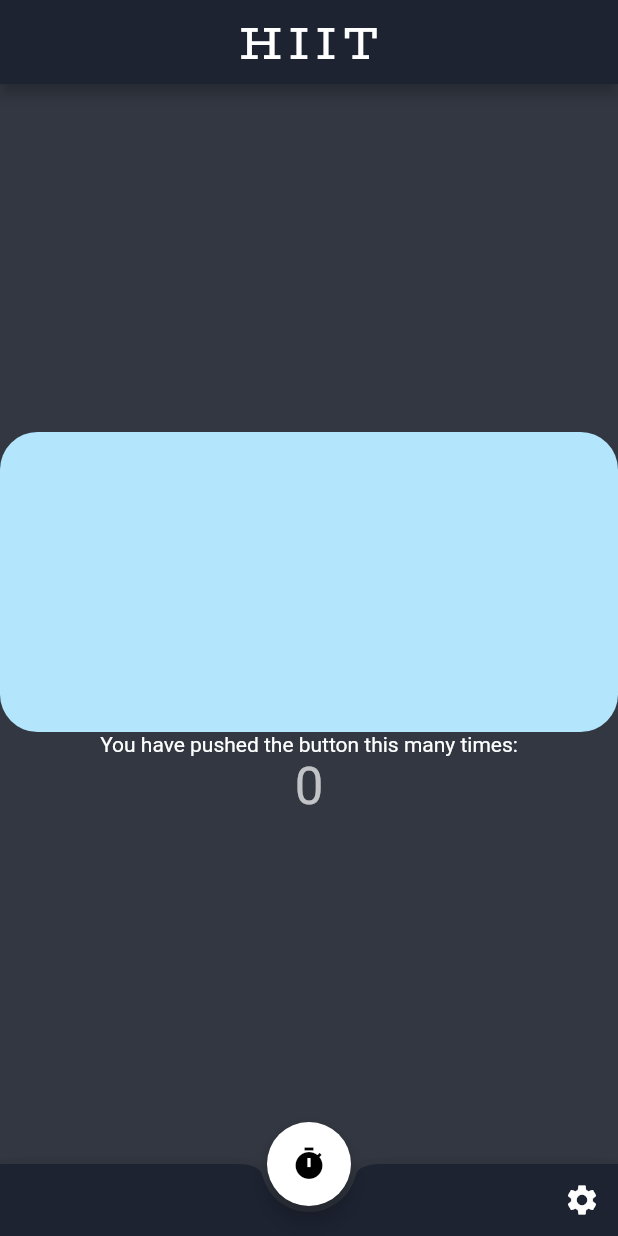
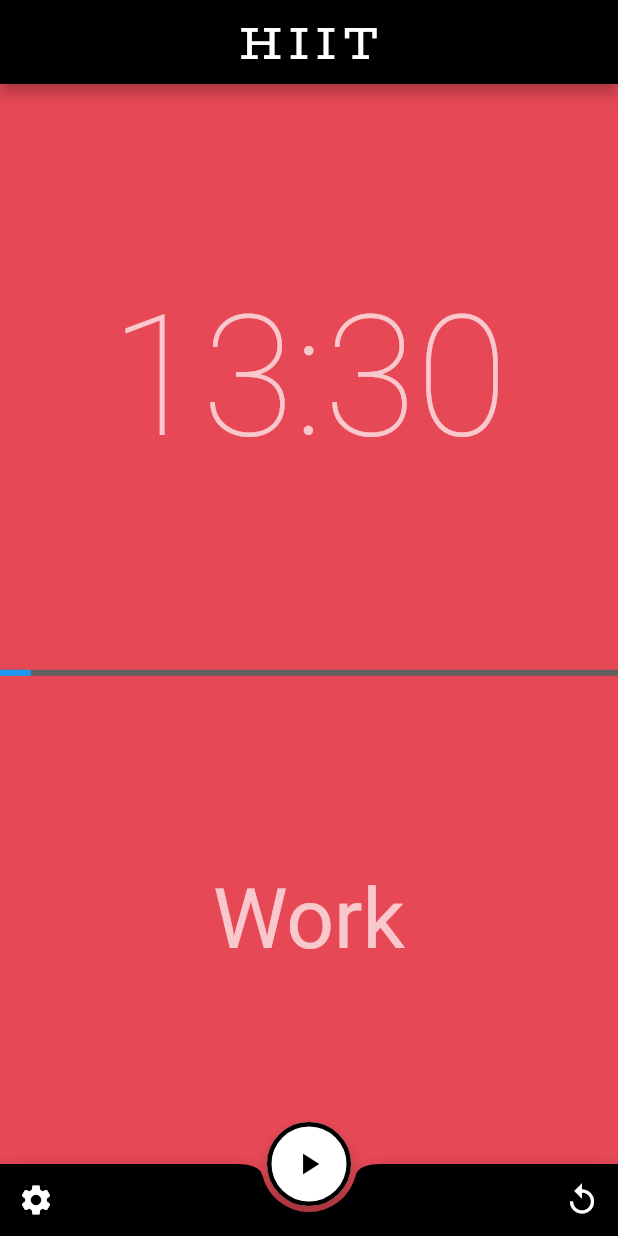
Before and after one commit to mnxn/HIIT, a Flutter app: the screen it shows after launch, on a phone screen of 412 x 824 dp. Run offline on Flutter 3.47's test engine with Material 2 defaults, Android fonts, the phone set to English and light mode, and no system bars; statements that could not run were skipped.

Commit message:
timer, layout

```diff
--- a/lib/main.dart
+++ b/lib/main.dart
@@ -1,28 +1,16 @@
-import 'package:flutter/cupertino.dart';
+import 'dart:async';
+
 import 'package:flutter/material.dart';
-import 'package:flutter/services.dart';
+import 'package:mhiit/theme.dart';
 
-void main() {
-  runApp(MyApp());
-}
+void main() => runApp(MyApp());
 
 class MyApp extends StatelessWidget {
   @override
   Widget build(BuildContext context) {
     return MaterialApp(
-      title: 'Flutter Demo',
-      theme: ThemeData(
-        brightness: Brightness.dark,
-        primaryColor: Color.fromRGBO(30, 35, 50, 1),
-        bottomAppBarColor: Color.fromRGBO(30, 35, 50, 1),
-        canvasColor: Color.fromRGBO(50, 55, 65, 1),
-        accentColor: Colors.white,
-        textTheme: TextTheme(
-          headline: TextStyle(fontSize: 72.0, fontWeight: FontWeight.bold),
-          title: TextStyle(fontSize: 36.0, fontStyle: FontStyle.italic),
-          body1: TextStyle(fontSize: 14.0),
-        ),
-      ),
+      title: 'HIIT Timer',
+      theme: AppTheme.dark(),
       home: Home(),
     );
   }
@@ -32,67 +20,106 @@ class Home extends StatefulWidget {
   Home({Key key}) : super(key: key);
 
   @override
-  _HomeState createState() => _HomeState();
+  HomeState createState() => HomeState();
 }
 
-class _HomeState extends State<Home> {
-  int _counter = 0;
+class HomeState extends State<Home> {
+  bool running = false;
+  Duration timerState;
+  Timer timer;
 
-  void _incrementCounter() {
+  int warmUpTime;
+  int workTime;
+  int restTime;
+  int coolDownTime;
+  int numberRounds;
+
+  Duration totalTime;
+
+  HomeState({
+    this.warmUpTime = 120,
+    this.workTime = 30,
+    this.restTime = 90,
+    this.coolDownTime = 120,
+    this.numberRounds = 5,
+  }) {
+    timerState = totalTime = Duration(
+      seconds: warmUpTime + (numberRounds * (workTime + restTime)) + restTime,
+    );
+
+    timer = Timer.periodic(Duration(seconds: 1), (t) {
+      if (running) {
+        setState(() {
+          timerState -= Duration(seconds: 1);
+        });
+      }
+    });
+  }
+
+  void play() {
     setState(() {
-      _counter++;
+      running = !running;
     });
+  }
+
+  String formatTime(Duration duration) {
+    String pad(num n) {
+      return n.remainder(60).toString().padLeft(2, "0");
+    }
+
+    return "${pad(duration.inMinutes)}:${pad(duration.inSeconds)}";
+  }
+
+  String formatTotalTime(Duration duration) {
+    String pad(num n) {
+      return n.remainder(60).toString().padLeft(2, "0");
+    }
+
+    return "${pad(duration.inHours)}:${pad(duration.inMinutes)}:${pad(duration.inSeconds)}";
+  }
+
+  Color timerColor() {
+    return Color.fromRGBO(231, 72, 86, 1);
   }
 
   @override
   Widget build(BuildContext context) {
     return Scaffold(
-      appBar: AppBar(
-        centerTitle: true,
-        title: Text(
-          "HIIT",
-          style: TextStyle(fontFamily: "BioRhyme", letterSpacing: 5, fontSize: 30),
-        ),
-      ),
+      backgroundColor: timerColor(),
+      appBar: AppBar(title: Text("HIIT"), centerTitle: true),
       body: Column(
-        mainAxisAlignment: MainAxisAlignment.center,
+        mainAxisAlignment: MainAxisAlignment.spaceEvenly,
         children: [
-          Container(
-            width: MediaQuery.of(context).size.width,
-            height: 200,
-            decoration: BoxDecoration(
-              color: Colors.lightBlue[100],
-              borderRadius: BorderRadius.circular(25),
-            ),
-          ),
+          Text(formatTime(timerState), style: Theme.of(context).textTheme.display4),
+          LinearProgressIndicator(value: 0.05),
           Text(
-            'You have pushed the button this many times:',
-          ),
-          Text(
-            '$_counter',
-            style: Theme.of(context).textTheme.display1,
+            "Work",
+            style: Theme.of(context).textTheme.display3,
           ),
         ],
       ),
       floatingActionButtonLocation: FloatingActionButtonLocation.centerDocked,
       floatingActionButton: FloatingActionButton(
-        onPressed: _incrementCounter,
-        tooltip: 'Start',
-        child: Icon(Icons.timer),
+        onPressed: play,
+        tooltip: running ? "Pause" : "Play",
+        child: Icon(running ? Icons.pause : Icons.play_arrow),
+        shape: StadiumBorder(side: BorderSide(width: 3)),
       ),
       bottomNavigationBar: BottomAppBar(
         shape: CircularNotchedRectangle(),
         child: Row(
-          textDirection: TextDirection.rtl,
           mainAxisAlignment: MainAxisAlignment.spaceBetween,
-          children: <Widget>[
+          children: [
             IconButton(
-              icon: Icon(
-                Icons.settings,
-                color: Colors.white,
-              ),
+              icon: Icon(Icons.settings, color: Colors.white),
+              tooltip: "Settings",
               onPressed: () {},
-            )
+            ),
+            IconButton(
+              icon: Icon(Icons.replay, color: Colors.white),
+              tooltip: "Restart",
+              onPressed: () {},
+            ),
           ],
         ),
       ),
--- /dev/null
+++ b/lib/theme.dart
@@ -0,0 +1,24 @@
+import 'package:flutter/material.dart';
+import 'package:flutter/cupertino.dart';
+
+class AppTheme {
+  static ThemeData dark() {
+    final TextTheme defaultTheme = Typography().black;
+    return ThemeData(
+      brightness: Brightness.dark,
+      primaryColor: Colors.black,
+      bottomAppBarColor: Colors.black,
+      accentColor: Colors.white,
+      textTheme: TextTheme(
+        headline: TextStyle(fontSize: 72.0, fontWeight: FontWeight.bold),
+        body1: defaultTheme.body1.copyWith(fontSize: 14.0),
+        display4: defaultTheme.display4.copyWith(color: Colors.white, fontWeight: FontWeight.normal),
+      ),
+      appBarTheme: AppBarTheme(
+        textTheme: TextTheme(
+          title: TextStyle(fontFamily: "BioRhyme", letterSpacing: 5, fontSize: 30),
+        ),
+      ),
+    );
+  }
+}
--- a/pubspec.yaml
+++ b/pubspec.yaml
@@ -10,8 +10,6 @@ dependencies:
   flutter:
     sdk: flutter
 
-  cupertino_icons: ^0.1.2
-
 dev_dependencies:
   flutter_test:
     sdk: flutter
```
Also changed, not shown: pubspec.lock.
